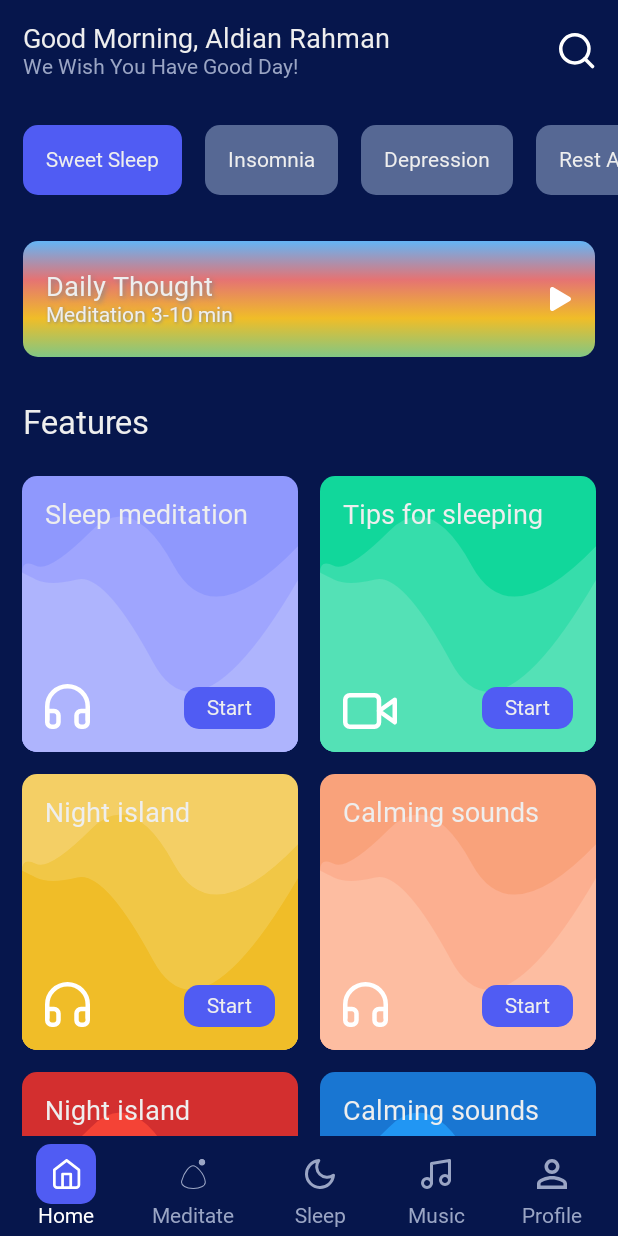
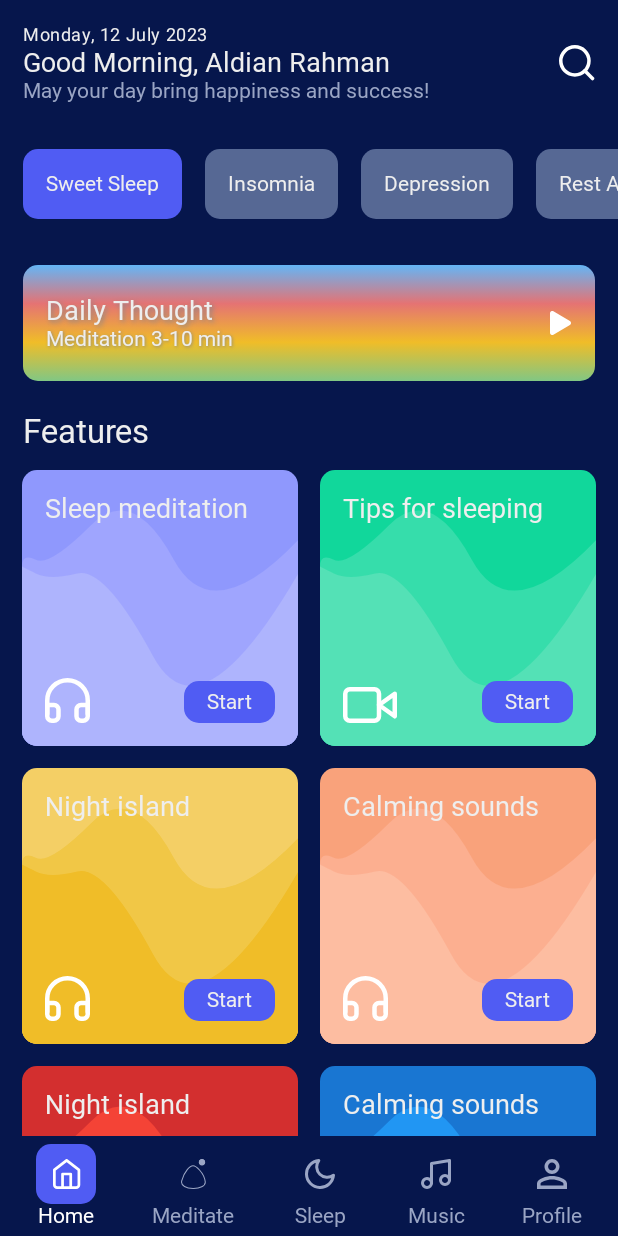
Before and after one commit to aldianrahman/CompseCourseYT, an Android app built with Jetpack Compose: the screen it shows after launch (MainActivity), on a phone screen of 412 x 824 dp. Run offline under Robolectric (Android 15) with nearby library versions, the phone set to English and light mode, and no system bars; Roboto replaces fonts that are not available here.

Commit message:
Link data MainActivity to HomeScreen

```diff
--- a/app/src/main/java/com/example/compsecourseyt/MainActivity.kt
+++ b/app/src/main/java/com/example/compsecourseyt/MainActivity.kt
@@ -1,3 +1,5 @@
+@file:Suppress("IMPLICIT_CAST_TO_ANY")
+
 package com.example.compsecourseyt
 
 import android.os.Bundle
@@ -5,12 +7,9 @@ import androidx.activity.ComponentActivity
 import androidx.activity.compose.setContent
 import androidx.compose.runtime.Composable
 import androidx.compose.ui.tooling.preview.Preview
-import androidx.constraintlayout.compose.Dimension
-import androidx.constraintlayout.compose.layoutId
 import com.example.compsecourseyt.ui.HomeScreen
 import com.example.compsecourseyt.ui.theme.MeditationUIYouTubeTheme
-import kotlinx.coroutines.launch
-import kotlin.random.Random
+import java.util.Calendar
 
 class MainActivity : ComponentActivity() {
     override fun onCreate(savedInstanceState: Bundle?) {
@@ -29,7 +28,49 @@ class MainActivity : ComponentActivity() {
 @Composable
 fun MainPreview() {
     MeditationUIYouTubeTheme {
-        HomeScreen()
+
+        val calendar = Calendar.getInstance()
+        val date = calendar.get(Calendar.DATE)
+        val dayOfWeek = calendar.get(Calendar.DAY_OF_WEEK)
+
+        val dayOfWeekString = when (dayOfWeek) {
+            Calendar.SUNDAY -> "Sunday"
+            Calendar.MONDAY -> "Monday"
+            Calendar.TUESDAY -> "Tuesday"
+            Calendar.WEDNESDAY -> "Wednesday"
+            Calendar.THURSDAY -> "Thursday"
+            Calendar.FRIDAY -> "Friday"
+            Calendar.SATURDAY -> "Saturday"
+            else -> "Unknown"
+        }
+        val monthNames = arrayOf(
+            "January", "February", "March", "April",
+            "May", "June", "July", "August",
+            "September", "October", "November", "December"
+        )
+        val month = calendar.get(Calendar.MONTH) + 1 // Note: Months start from 0
+        val year = calendar.get(Calendar.YEAR)
+        val hour = calendar.get(Calendar.HOUR_OF_DAY)
+        var inDay = ""
+        var wish = ""
+
+        inDay = when (hour) {
+            in 6..11 -> "Morning"
+            in 12..17 -> "Afternoon"
+            else -> "Night"
+        }
+
+        wish = when (hour) {
+            in 6..11 -> "May your day bring happiness and success!"
+            in 12..13 -> "The time for rest and prayer has come!"
+            in 12..17 -> "Rediscover your motivation to get back to work!"
+            else -> "It's time for a break, relax yourself!"
+        }
+
+        val name = "Aldian Rahman"
+        val salam = "Good $inDay, $name"
+        val harapan = wish
+        HomeScreen(salam,harapan,"$dayOfWeekString, $date "+monthNames[month]+" $year")
     }
 
 }
--- a/app/src/main/java/com/example/compsecourseyt/ui/HomeScreen.kt
+++ b/app/src/main/java/com/example/compsecourseyt/ui/HomeScreen.kt
@@ -1,5 +1,3 @@
-@file:Suppress("CAST_NEVER_SUCCEEDS")
-
 package com.example.compsecourseyt.ui
 
 import android.widget.Toast
@@ -16,14 +14,11 @@ import androidx.compose.foundation.layout.aspectRatio
 import androidx.compose.foundation.layout.fillMaxHeight
 import androidx.compose.foundation.layout.fillMaxSize
 import androidx.compose.foundation.layout.fillMaxWidth
-import androidx.compose.foundation.layout.height
 import androidx.compose.foundation.layout.padding
 import androidx.compose.foundation.layout.size
-import androidx.compose.foundation.layout.width
 import androidx.compose.foundation.lazy.LazyRow
 import androidx.compose.foundation.lazy.grid.GridCells
 import androidx.compose.foundation.lazy.grid.LazyVerticalGrid
-import androidx.compose.foundation.shape.CircleShape
 import androidx.compose.foundation.shape.RoundedCornerShape
 import androidx.compose.material3.Icon
 import androidx.compose.material3.MaterialTheme
@@ -77,14 +72,18 @@ import com.example.compsecourseyt.ui.theme.Red3
 import com.example.compsecourseyt.ui.theme.TextWhite
 
 @Composable
-fun HomeScreen(){
+fun HomeScreen(
+    salam: String,
+    harapan: String,
+    date: String
+){
     Box(
         modifier = Modifier
             .background(DeepBlue)
             .fillMaxSize()
     ){
         Column {
-            GreetingSection()
+            GreetingSection(salam,harapan,date)
             ChipSection(chips = listOf("Sweet Sleep","Insomnia","Depression","Rest After Working"))
             CurrentMeditation()
             FeatureSection(
@@ -156,6 +155,7 @@ fun BottomMenu(
     var selectedItemIndex by remember {
         mutableStateOf(initialSelectedItemIndex)
     }
+    val context = LocalContext.current
     Row(
         horizontalArrangement = Arrangement.SpaceAround,
         verticalAlignment = Alignment.CenterVertically,
@@ -173,6 +173,7 @@ fun BottomMenu(
                 inactiveTextColor = inactiveTextColor
             ) {
                 selectedItemIndex = index
+                Toast.makeText(context, ""+item.title, Toast.LENGTH_SHORT).show()
             }
         }
     }
@@ -217,27 +218,35 @@ fun BottomMenuItem(
 
 @Composable
 fun GreetingSection(
-    name :String = "Aldian Rahman"
+    greeting: String,
+    wish: String,
+    date: String
 ){
     Row(
         horizontalArrangement = Arrangement.SpaceBetween,
         verticalAlignment = Alignment.CenterVertically,
         modifier = Modifier
             .fillMaxWidth()
-            .padding(15.dp)
+            .padding(vertical = 15.dp, horizontal = 15.dp)
     ){
         Column(
             verticalArrangement = Arrangement.Center,
 
         ) {
             Text(
-                "Good Morning, $name",
+                date,
+                style = MaterialTheme.typography.bodySmall,
+                color = TextWhite
+            )
+            Text(
+                "$greeting",
                 style = MaterialTheme.typography.headlineMedium
             )
             Text(
-                "We Wish You Have Good Day!",
+                wish,
                 style = MaterialTheme.typography.bodyLarge
             )
+
         }
         Icon(
             painter = painterResource(R.drawable.ic_search),
@@ -255,6 +264,7 @@ fun ChipSection(
     var selectedChipIndex by remember {
         mutableStateOf(0)
     }
+    val context = LocalContext.current
     LazyRow {
         items(chips.size){
             Box(
@@ -263,6 +273,7 @@ fun ChipSection(
                     .padding(start = 15.dp, top = 15.dp, bottom = 15.dp)
                     .clickable {
                         selectedChipIndex = it
+                        Toast.makeText(context, ""+chips[selectedChipIndex], Toast.LENGTH_SHORT).show()
                     }
                     .clip(RoundedCornerShape(10.dp))
                     .background(
@@ -428,7 +439,7 @@ fun FeatureSection(
         Text(
             "Features",
             style = MaterialTheme.typography.headlineLarge,
-            modifier = Modifier.padding(15.dp)
+            modifier = Modifier.padding(vertical = 5.dp, horizontal = 15.dp)
         )
         LazyVerticalGrid(
             columns = GridCells.Fixed(2),
@@ -450,6 +461,7 @@ fun FeatureSection(
 fun FratureItem(
     feature: Feature
 ){
+    val contex = LocalContext.current
     BoxWithConstraints(
         modifier = Modifier
             .padding(7.5.dp)
@@ -534,7 +546,7 @@ fun FratureItem(
                 fontWeight = FontWeight.Bold,
                 modifier = Modifier
                     .clickable {
-                    //Handle the Click
+                        Toast.makeText(contex, ""+feature.title, Toast.LENGTH_SHORT).show()
                 }
                     .align(Alignment.BottomEnd)
                     .clip(RoundedCornerShape(10.dp))
```
